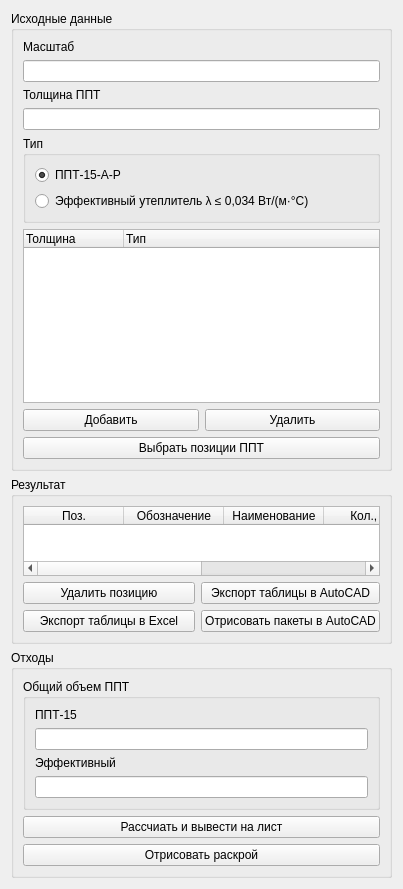
This is assets/uinterface.ui in skysharkk/AutoCad-polystyrene-calculatio as Qt 5 draws it before an edit. The edited form follows.
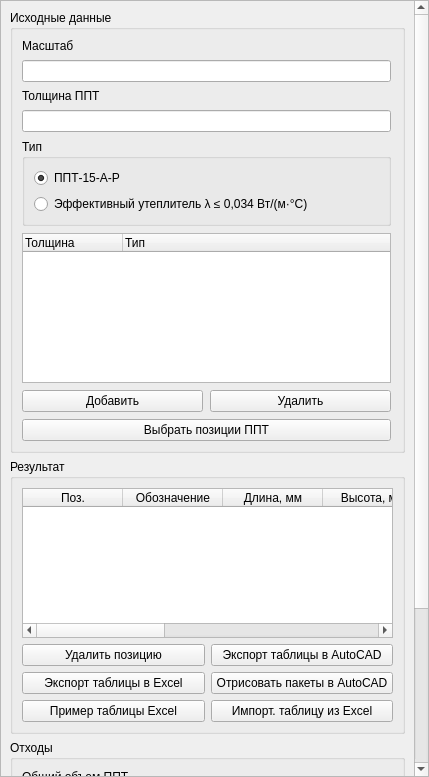
This is the edited form.

Commit message: feat: add names to components

Diff of the .ui file:
```diff
--- a/assets/uinterface.ui
+++ b/assets/uinterface.ui
@@ -6,15 +6,48 @@
    <rect>
     <x>0</x>
     <y>0</y>
-    <width>403</width>
-    <height>889</height>
+    <width>429</width>
+    <height>777</height>
    </rect>
   </property>
+  <property name="minimumSize">
+   <size>
+    <width>429</width>
+    <height>0</height>
+   </size>
+  </property>
   <property name="windowTitle">
    <string>Form</string>
   </property>
   <layout class="QVBoxLayout" name="verticalLayout_3">
+   <property name="leftMargin">
+    <number>0</number>
+   </property>
+   <property name="topMargin">
+    <number>0</number>
+   </property>
+   <property name="rightMargin">
+    <number>0</number>
+   </property>
+   <property name="bottomMargin">
+    <number>0</number>
+   </property>
    <item>
+    <widget class="QScrollArea" name="scrollArea">
+     <property name="widgetResizable">
+      <bool>true</bool>
+     </property>
+     <widget class="QWidget" name="scrollAreaWidgetContents">
+      <property name="geometry">
+       <rect>
+        <x>0</x>
+        <y>0</y>
+        <width>412</width>
+        <height>822</height>
+       </rect>
+      </property>
+      <layout class="QGridLayout" name="gridLayout_2">
+       <item row="0" column="0">
     <widget class="QGroupBox" name="init_data">
      <property name="title">
       <string>Исходные данные</string>
@@ -23,6 +56,12 @@
       <bool>false</bool>
      </property>
      <layout class="QVBoxLayout" name="verticalLayout_6">
+          <property name="spacing">
+           <number>7</number>
+          </property>
+          <property name="rightMargin">
+           <number>11</number>
+          </property>
       <item>
        <widget class="QLabel" name="label_2">
         <property name="text">
@@ -74,6 +113,12 @@
       </item>
       <item>
        <widget class="QTreeWidget" name="init_data_table">
+            <property name="minimumSize">
+             <size>
+              <width>192</width>
+              <height>150</height>
+             </size>
+            </property>
         <column>
          <property name="text">
           <string>Толщина</string>
@@ -105,7 +150,10 @@
        </layout>
       </item>
       <item>
-       <widget class="QPushButton" name="pushButton">
+           <widget class="QPushButton" name="acad_select_positions">
+            <property name="enabled">
+             <bool>true</bool>
+            </property>
         <property name="text">
          <string>Выбрать позиции ППТ</string>
         </property>
@@ -114,14 +162,20 @@
      </layout>
     </widget>
    </item>
-   <item>
+       <item row="1" column="0">
     <widget class="QGroupBox" name="groupBox_3">
      <property name="title">
       <string>Результат</string>
      </property>
      <layout class="QVBoxLayout" name="verticalLayout_4">
       <item>
-       <widget class="QTableWidget" name="tableWidget_2">
+           <widget class="QTableWidget" name="res_table">
+            <property name="minimumSize">
+             <size>
+              <width>0</width>
+              <height>150</height>
+             </size>
+            </property>
         <property name="sizeAdjustPolicy">
          <enum>QAbstractScrollArea::AdjustToContents</enum>
         </property>
@@ -143,7 +197,17 @@
         </column>
         <column>
          <property name="text">
-          <string>Наименование</string>
+              <string>Длина, мм</string>
+             </property>
+            </column>
+            <column>
+             <property name="text">
+              <string>Высота, мм</string>
+             </property>
+            </column>
+            <column>
+             <property name="text">
+              <string>Ширина, мм</string>
          </property>
         </column>
         <column>
@@ -165,6 +229,13 @@
       </item>
       <item>
        <layout class="QGridLayout" name="gridLayout">
+            <item row="0" column="0">
+             <widget class="QPushButton" name="res_delete_position">
+              <property name="text">
+               <string>Удалить позицию</string>
+              </property>
+             </widget>
+            </item>
         <item row="0" column="1">
          <widget class="QPushButton" name="pushButton_4">
           <property name="text">
@@ -172,20 +243,6 @@
           </property>
          </widget>
         </item>
-        <item row="0" column="0">
-         <widget class="QPushButton" name="pushButton_3">
-          <property name="text">
-           <string>Удалить позицию</string>
-          </property>
-         </widget>
-        </item>
-        <item row="1" column="0">
-         <widget class="QPushButton" name="pushButton_5">
-          <property name="text">
-           <string>Экспорт таблицы в Excel</string>
-          </property>
-         </widget>
-        </item>
         <item row="1" column="1">
          <widget class="QPushButton" name="pushButton_6">
           <property name="text">
@@ -193,12 +250,33 @@
           </property>
          </widget>
         </item>
+            <item row="1" column="0">
+             <widget class="QPushButton" name="res_export_table_to_excel">
+              <property name="text">
+               <string>Экспорт таблицы в Excel</string>
+              </property>
+             </widget>
+            </item>
+            <item row="2" column="1">
+             <widget class="QPushButton" name="res_import_data_from_excel">
+              <property name="text">
+               <string>Импорт. таблицу из Excel</string>
+              </property>
+             </widget>
+            </item>
+            <item row="2" column="0">
+             <widget class="QPushButton" name="res_excel_template">
+              <property name="text">
+               <string>Пример таблицы Excel</string>
+              </property>
+             </widget>
+            </item>
        </layout>
       </item>
      </layout>
     </widget>
    </item>
-   <item>
+       <item row="2" column="0">
     <widget class="QGroupBox" name="groupBox_4">
      <property name="title">
       <string>Отходы</string>
@@ -252,6 +330,10 @@
        </layout>
       </item>
      </layout>
+        </widget>
+       </item>
+      </layout>
+     </widget>
     </widget>
    </item>
   </layout>
```
Left out of the diff: 6 changed lines with no effect on the pictures. Lines whose indentation alone changed are shown as unchanged. The commit also changes 1 other file.
